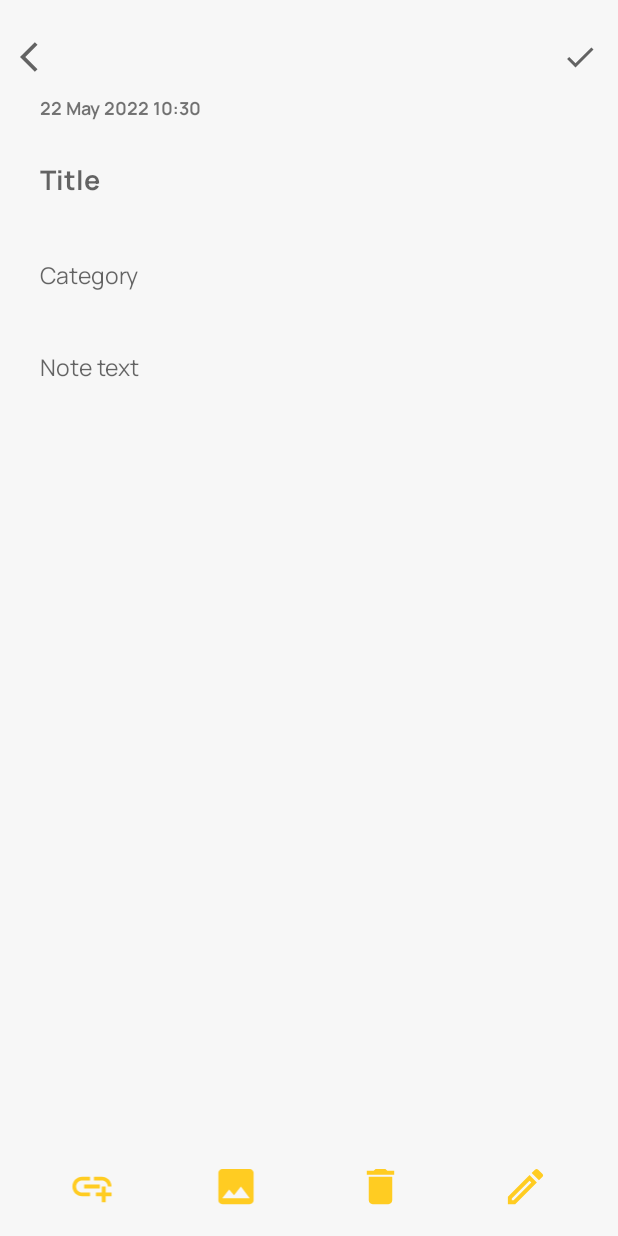
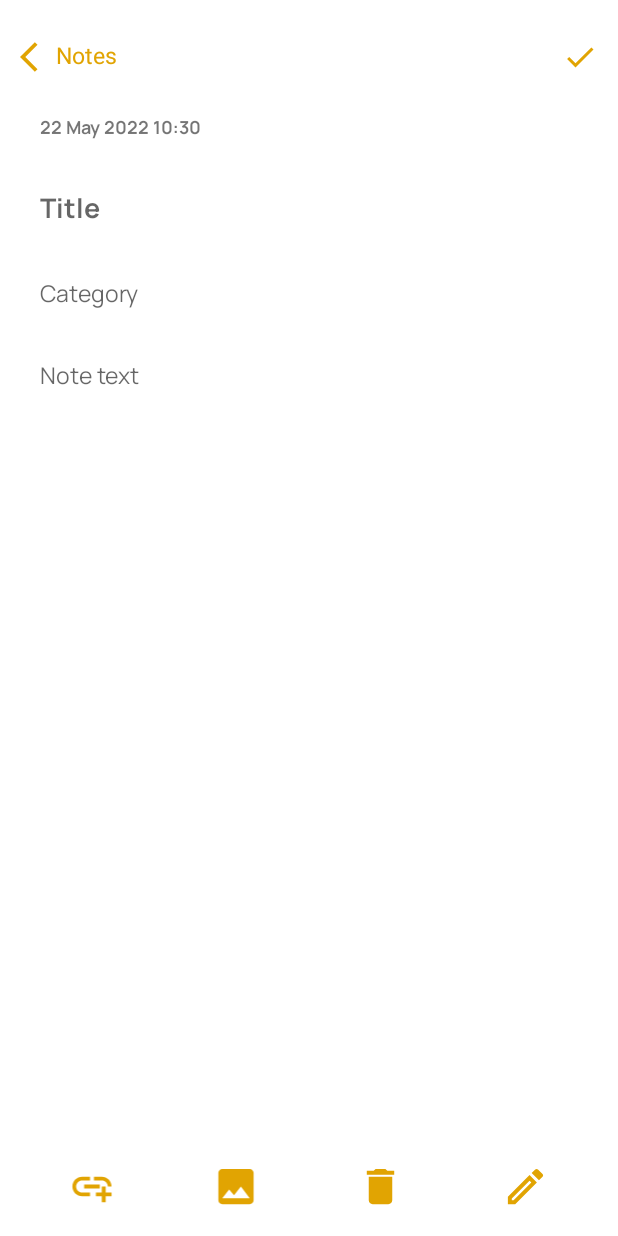
Before and after one commit to Dome309/NotesCategories, an Android app: the screen it shows after launch (MainActivity), after a tap on an icon or button, on a phone screen of 412 x 824 dp. Run offline under Robolectric (Android 15) with nearby library versions, the phone set to English and light mode, and no system bars; our stand-ins replace Room's generated code, sdp/ssp sizes.

Commit message:
colors and deprecated methods changes, added button new note on addnotefragment

```diff
--- a/app/src/main/java/com/example/notescategories/AddNoteFragment.kt
+++ b/app/src/main/java/com/example/notescategories/AddNoteFragment.kt
@@ -11,7 +11,6 @@ import com.codingwithme.notesapp.BaseFragment
 import com.example.notescategories.data.NoteDatabase
 import com.example.notescategories.model.Note
 import kotlinx.android.synthetic.main.fragment_add_note.*
-import kotlinx.android.synthetic.main.fragment_home.*
 import kotlinx.coroutines.launch
 import java.util.*
 
@@ -75,13 +74,16 @@ class AddNoteFragment : BaseFragment() {
         }
 
         imgback.setOnClickListener{
-            replaceFragment(HomeFragment.newInstance(), false)
+            replaceFragment(HomeFragment.newInstance(), true)
         }
 
         imgdelete.setOnClickListener{
             deleteNote()
         }
 
+        imgnewnote.setOnClickListener{
+            replaceFragment(newInstance(), true)
+        }
     }
 
     private fun addNote(){
@@ -107,7 +109,7 @@ class AddNoteFragment : BaseFragment() {
                     addTitle_et.setText("")
                     addCategory_et.setText("")
                     addNoteText_et.setText("")
-                    replaceFragment(HomeFragment.newInstance(), false)
+                    replaceFragment(HomeFragment.newInstance(), true)
                 }
             }
         }
@@ -140,6 +142,8 @@ class AddNoteFragment : BaseFragment() {
                 NoteDatabase.getDatabase(it).noteDao().deleteCurrentNote(noteId)
 
                 requireActivity().supportFragmentManager.popBackStack()
+
+                Toast.makeText(context, "Note deleted", Toast.LENGTH_SHORT).show()
             }
         }
     }
--- a/app/src/main/java/com/example/notescategories/HomeFragment.kt
+++ b/app/src/main/java/com/example/notescategories/HomeFragment.kt
@@ -5,7 +5,6 @@ import androidx.fragment.app.Fragment
 import android.view.LayoutInflater
 import android.view.View
 import android.view.ViewGroup
-import androidx.appcompat.widget.SearchView
 import androidx.recyclerview.widget.StaggeredGridLayoutManager
 import com.codingwithme.notesapp.BaseFragment
 import com.example.notescategories.adapter.NoteAdapter
@@ -90,9 +89,9 @@ class HomeFragment : BaseFragment() {
                 var tempArr = ArrayList<Note>()
 
                 for (arr in arrNote){
-                    if (arr.title!!.toLowerCase(Locale.getDefault()).contains(p0.toString())){
+                    if (arr.title!!.lowercase(Locale.getDefault()).contains(p0.toString())){
                         tempArr.add(arr)
-                    }else if(arr.noteText!!.toLowerCase(Locale.getDefault()).contains(p0.toString())){
+                    }else if(arr.noteText!!.lowercase(Locale.getDefault()).contains(p0.toString())){
 
                         tempArr.add(arr)
                     }
--- a/app/src/main/res/layout/fragment_add_note.xml
+++ b/app/src/main/res/layout/fragment_add_note.xml
@@ -4,22 +4,27 @@
     xmlns:tools="http://schemas.android.com/tools"
     android:layout_width="match_parent"
     android:layout_height="match_parent"
-    android:background="@color/backgroundColor"
+    android:background="@color/white"
     tools:context=".MainActivity">
 
-    <ImageView
+    <TextView
         android:id="@+id/imgback"
         android:layout_width="wrap_content"
         android:layout_height="wrap_content"
+        android:layout_marginTop="@dimen/_20sdp"
         android:layout_marginStart="@dimen/_10sdp"
-        android:layout_marginTop="@dimen/_20sdp"
         android:layout_marginBottom="@dimen/_10sdp"
-        android:src="@drawable/ic_back"
+        android:drawableLeft="@drawable/ic_back"
+        android:text="Notes"
+        android:textSize="@dimen/_12ssp"
+        android:textColor="@color/yellow"
+        android:drawableTint="@color/yellow"
         app:layout_constraintStart_toStartOf="parent"
         app:layout_constraintTop_toTopOf="parent" />
 
     <ImageView
         android:id="@+id/imgdone"
+        android:tint="@color/yellow"
         android:layout_width="wrap_content"
         android:layout_height="wrap_content"
         android:layout_marginTop="@dimen/_20sdp"
@@ -34,7 +39,7 @@
         android:layout_width="match_parent"
         android:layout_height="wrap_content"
         android:layout_marginStart="@dimen/_10sdp"
-        android:layout_marginTop="@dimen/_10sdp"
+        android:layout_marginTop="@dimen/_20sdp"
         android:layout_marginEnd="@dimen/_10sdp"
         android:layout_marginBottom="@dimen/_5sdp"
         android:ellipsize="end"
@@ -52,7 +57,9 @@
         android:id="@+id/addTitle_et"
         android:layout_width="match_parent"
         android:layout_height="wrap_content"
-        android:layout_margin="@dimen/_10sdp"
+        android:layout_marginTop="@dimen/_15sdp"
+        android:layout_marginRight="@dimen/_10sdp"
+        android:layout_marginLeft="@dimen/_10sdp"
         android:background="@null"
         android:ellipsize="end"
         android:fontFamily="@font/manropebold"
@@ -68,7 +75,9 @@
         android:id="@+id/addCategory_et"
         android:layout_width="match_parent"
         android:layout_height="wrap_content"
-        android:layout_margin="@dimen/_10sdp"
+        android:layout_marginTop="@dimen/_5sdp"
+        android:layout_marginRight="@dimen/_10sdp"
+        android:layout_marginLeft="@dimen/_10sdp"
         android:background="@null"
         android:ellipsize="end"
         android:fontFamily="@font/manroperegular"
@@ -86,7 +95,9 @@
         android:id="@+id/addNoteText_et"
         android:layout_width="match_parent"
         android:layout_height="wrap_content"
-        android:layout_margin="@dimen/_10sdp"
+        android:layout_marginTop="@dimen/_5sdp"
+        android:layout_marginRight="@dimen/_10sdp"
+        android:layout_marginLeft="@dimen/_10sdp"
         android:background="@null"
         android:fontFamily="@font/manroperegular"
         android:hint="Note text"
@@ -101,47 +112,47 @@
     <LinearLayout
         android:layout_width="match_parent"
         android:layout_height="@dimen/_30sdp"
+        android:layout_margin="@dimen/_10sdp"
         android:gravity="center"
         android:orientation="horizontal"
         android:weightSum="4"
-        android:layout_margin="@dimen/_10sdp"
 
         app:layout_constraintBottom_toBottomOf="parent"
         app:layout_constraintEnd_toEndOf="parent"
         app:layout_constraintStart_toStartOf="parent">
 
         <ImageView
-            android:tint="@color/yellow"
             android:layout_width="@dimen/_24sdp"
             android:layout_height="@dimen/_24sdp"
             android:layout_weight="1"
-            android:src="@drawable/ic_link" />
+            android:src="@drawable/ic_link"
+            android:tint="@color/yellow" />
 
         <ImageView
-            android:tint="@color/yellow"
             android:layout_width="@dimen/_24sdp"
             android:layout_height="@dimen/_24sdp"
             android:layout_gravity="center"
             android:layout_weight="1"
-            android:src="@drawable/ic_photo" />
+            android:src="@drawable/ic_photo"
+            android:tint="@color/yellow" />
 
         <ImageView
-            android:tint="@color/yellow"
             android:id="@+id/imgdelete"
             android:layout_width="@dimen/_24sdp"
             android:layout_height="@dimen/_24sdp"
             android:layout_gravity="center"
             android:layout_weight="1"
-            android:src="@drawable/ic_delete" />
+            android:src="@drawable/ic_delete"
+            android:tint="@color/yellow" />
 
         <ImageView
-            android:tint="@color/yellow"
             android:id="@+id/imgnewnote"
             android:layout_width="@dimen/_24sdp"
             android:layout_height="@dimen/_24sdp"
             android:layout_gravity="center"
             android:layout_weight="1"
-            android:src="@drawable/ic_create" />
+            android:src="@drawable/ic_create"
+            android:tint="@color/yellow" />
     </LinearLayout>
 
 </androidx.constraintlayout.widget.ConstraintLayout>
--- a/app/src/main/res/layout/fragment_home.xml
+++ b/app/src/main/res/layout/fragment_home.xml
@@ -15,7 +15,7 @@
         android:paddingStart="@dimen/_10sdp"
         android:paddingTop="@dimen/_10sdp"
         android:text="Notes"
-        android:textColor="@color/yellow"
+        android:textColor="@color/black"
         android:textSize="@dimen/_20ssp"
         app:layout_constraintStart_toStartOf="parent"
         app:layout_constraintTop_toTopOf="parent" />
--- a/app/src/main/res/values/colors.xml
+++ b/app/src/main/res/values/colors.xml
@@ -2,9 +2,9 @@
 <resources>
     <color name="colorPrimary">#6200EE</color>
     <color name="colorPrimaryDark">#3700B3</color>
-    <color name="yellow">#ffcc22</color>
-    <color name="backgroundColor">#f7f7f7</color>
+    <color name="yellow">#e1a402</color>
+    <color name="backgroundColor">#f2f2f7</color>
     <color name="white">#ffffff</color>
-    <color name="gray">#ededed</color>
+    <color name="gray">#e4e4e8</color>
     <color name="black">#000000</color>
 </resources>
```
